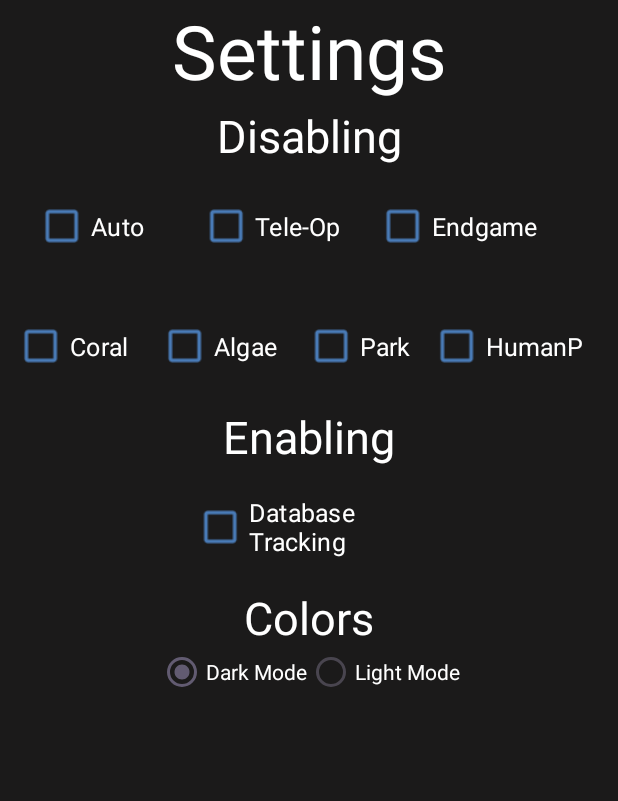
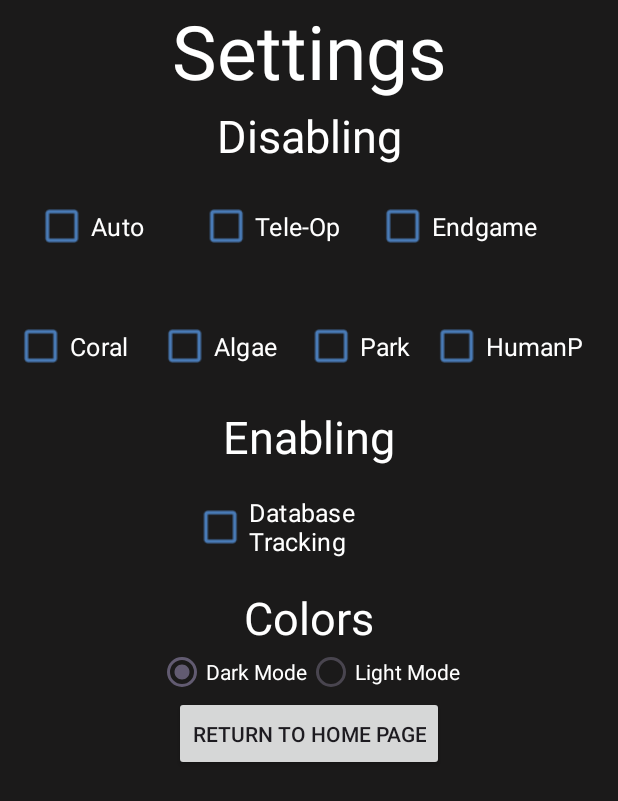
Before and after one commit to Kushal701151/Reefscape---Strategy---Android, an Android app: the SettingsActivity screen opened directly, with no data from a screen before it, on a phone screen of 412 x 824 dp. Shown: the top 801 px of the screen. Run offline under Robolectric (Android 15) with nearby library versions, the phone set to English and light mode, and no system bars; 2 statements that could not run were skipped.

Commit message:
added home button

```diff
--- a/app/src/main/res/layout/activity_settings.xml
+++ b/app/src/main/res/layout/activity_settings.xml
@@ -201,7 +201,7 @@
                 android:text="Colors"
                 android:textAlignment="center"
                 android:textSize="30dp"
-                android:textColor="@color/white"/>/>
+                android:textColor="@color/white"/>
         </LinearLayout>
 
         <LinearLayout
@@ -247,9 +247,29 @@
                 android:layout_width="wrap_content"
                 android:layout_height="wrap_content"
                 android:layout_weight="1"/>
-
         </LinearLayout>
 
+        <LinearLayout
+            android:layout_width="match_parent"
+            android:layout_height="80dp">
+
+            <Space
+                android:layout_width="20dp"
+                android:layout_height="match_parent"
+                android:layout_weight="0.2"/>
+
+            <Button
+                android:id="@+id/homeID"
+                android:layout_width="wrap_content"
+                android:layout_height="50dp"
+                android:text="Return to Home Page"
+                android:textAlignment="center" />
+
+            <Space
+                android:layout_width="20dp"
+                android:layout_height="match_parent"
+                android:layout_weight="0.2"/>
+        </LinearLayout>
 
 
     </LinearLayout>
```
